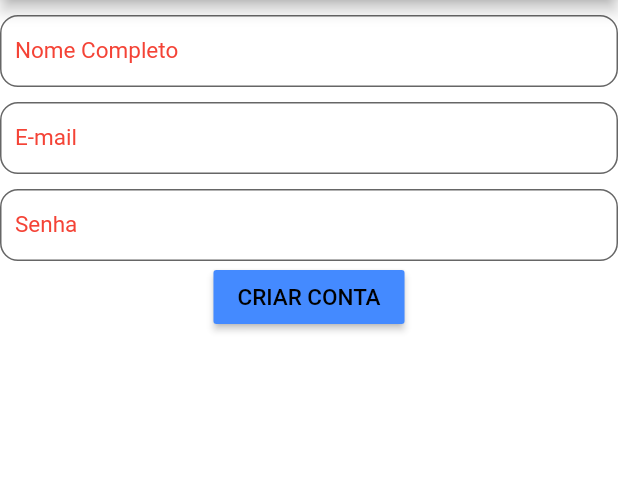
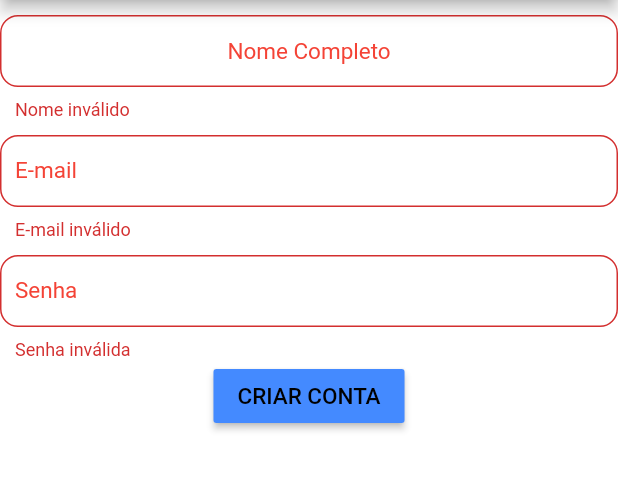
Before and after one commit to NeVerhalen/pipoc_app, a Flutter app: the Cadastro screen opened directly, after a tap on "CRIAR CONTA", on a phone screen of 412 x 824 dp, the part 84-575 px from its top. Run offline on Flutter 3.47's test engine with Material 2 defaults, Android fonts, the phone set to English and light mode, and no system bars; our stand-ins replace cloud_firestore, firebase_auth, google_sign_in, sqflite; accounts and stored records are empty.

Commit message:
Cadastro do usuário

```diff
--- a/lib/ui/cadastro.dart
+++ b/lib/ui/cadastro.dart
@@ -1,6 +1,17 @@
 import 'package:flutter/material.dart';
+import 'dart:async';
+import 'package:pipoc_app/models/user_model.dart';
+import 'package:scoped_model/scoped_model.dart';
 
-class Cadastro extends StatelessWidget{
+class Cadastro extends StatefulWidget {
+  @override
+  _CadastroState createState() => _CadastroState();
+}
+
+class _CadastroState extends State<Cadastro> {
+  final _nameController = TextEditingController();
+  final _emailController = TextEditingController();
+  final _passController = TextEditingController();
 
   final _formKey = GlobalKey<FormState>();
 
@@ -15,17 +26,17 @@ class Cadastro extends StatelessWidget{
         ),
         backgroundColor: Colors.white,
         body:
-      Form(
+        ScopedModelDescendant<UserModel>(
+          builder: (context, child, model){
+            if (model.isLoading)
+              return Center(child: CircularProgressIndicator(),);
+            return  Form(
               key: _formKey,
               child: ListView(
                 children: <Widget>[
                   SizedBox(height: 10.0, ),
                   TextFormField(
-              //TEXT FORM FIELD DO NOME
-              validator: (text){
-                if(text.isEmpty ) return
-                  "Nome inválido";
-              },
+                    controller: _nameController,
                     decoration: InputDecoration(
                         fillColor: Colors.white,
                         filled: true,
@@ -34,21 +45,23 @@ class Cadastro extends StatelessWidget{
                         border: OutlineInputBorder(
                           borderRadius: BorderRadius.circular(12.0),
                         ),
-                  labelText: "Nome Completo",
-                  labelStyle: TextStyle(color: Colors.red)
+                        hintText: "Nome Completo",
+                        hintStyle: TextStyle(color: Colors.red)
                     ),
+
+                    //TEXT FORM FIELD DO NOME
+                    validator: (text){
+                      if(text.isEmpty ) return
+                        "Nome inválido";
+                    },
                     textAlign: TextAlign.center,
                     style: TextStyle(color: Colors.red, fontSize: 15.0),
                   ),
 
                   SizedBox(height: 10.0, ),
 
-            TextFormField( //TEXT FORM FIELD DO E-MAIL
-              keyboardType: TextInputType.emailAddress,
-              validator: (text){
-                if(text.isEmpty) return
-                  "E-mail inválido";
-              },
+                  TextFormField(
+                    controller: _emailController,
                     decoration: InputDecoration(
                         fillColor: Colors.white,
                         filled: true,
@@ -59,17 +72,20 @@ class Cadastro extends StatelessWidget{
                         ),
                         labelText: "E-mail",
                         labelStyle: TextStyle(color: Colors.red)
-              ),
+                    ),//TEXT FORM FIELD DO E-MAIL
+                    keyboardType: TextInputType.emailAddress,
+                    validator: (text){
+                      if(text.isEmpty|| !text.contains("@")) return
+                        "E-mail inválido";
+                    },
+
                     textAlign: TextAlign.center,
                     style: TextStyle(color: Colors.red, fontSize: 15.0),
                   ),
 
                   SizedBox(height: 10.0, ),
                   TextFormField(
-              keyboardType: TextInputType.number,
-              validator: (text){
-                if(text.isEmpty || text.length < 8) return "Senha inválida";
-              },
+                    controller: _passController,
                     decoration: InputDecoration(
                         fillColor: Colors.white,
                         filled: true,
@@ -81,6 +97,11 @@ class Cadastro extends StatelessWidget{
                         labelText: "Senha",
                         labelStyle: TextStyle(color: Colors.red)
                     ),
+                    keyboardType: TextInputType.number,
+                    validator: (text){
+                      if(text.isEmpty || text.length < 8) return "Senha inválida";
+                    },
+
                     obscureText: true,
                     textAlign: TextAlign.justify,
                     style: TextStyle(color: Colors.red, fontSize: 15.0),
@@ -93,17 +114,31 @@ class Cadastro extends StatelessWidget{
                   Align(
                     alignment: Alignment.center,
                     child: RaisedButton(
+                      child: Text("CRIAR CONTA",
+                        style: TextStyle(color: Colors.black, fontSize: 15.0
+                        ),
+                      ),
                       onPressed: (){
+                        if(_formKey.currentState.validate()){
+
+                          Map<String, String> userData = {
+                            "nome": _nameController.text,
+                            "email": _emailController.text,
+                          };
+
+                          model.signUp(userData: userData,
+                              pass: _passController.text,
+                              onSuccess: _onSuccess,
+                              onFail: _onFail,);
+
+                        }
 //              Navigator.of(context).push(
 //                MaterialPageRoute(
 //                  builder: (context) => MainScreen(),
 //                ),
 //              );
                       },
-                child: Text("CRIAR CONTA",
-                  style: TextStyle(color: Colors.black, fontSize: 15.0
-                  ),
-                ),
+
                       color: Colors.blueAccent,
                     ),
                   ),
@@ -113,7 +148,15 @@ class Cadastro extends StatelessWidget{
 
               ),
 
-      ),
+            );
+          },
+        )
+
     );
   }
+  void _onSuccess(){
+
   }
+  void _onFail(){
+  }
+}
--- a/pubspec.yaml
+++ b/pubspec.yaml
@@ -23,6 +23,7 @@ dependencies:
   google_sign_in: 4.0.0
   firebase_auth: 0.8.0+1
   firebase_storage: 2.0.0
+  scoped_model: 1.0.1
 
 
   sqflite: any
```
Also changed, not shown: lib/main.dart (+6 -2 lines), lib/models/user_model.dart (added, +58 -0 lines), lib/ui/homePage.dart (+16 -4 lines). Lines whose indentation alone changed are shown as unchanged.
